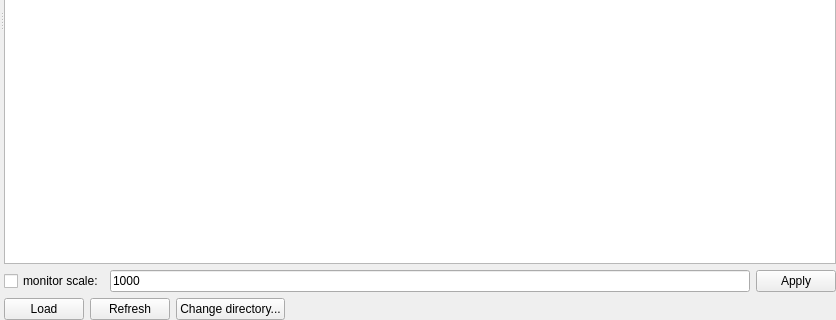
Before: the Qt Designer form ufit/gui/ui/browse.ui in McStasMcXtrace/ufit, drawn with Qt 5; both pictures show x 0 to 836 and y 280 to 600 of the 836 by 600 pixel window.
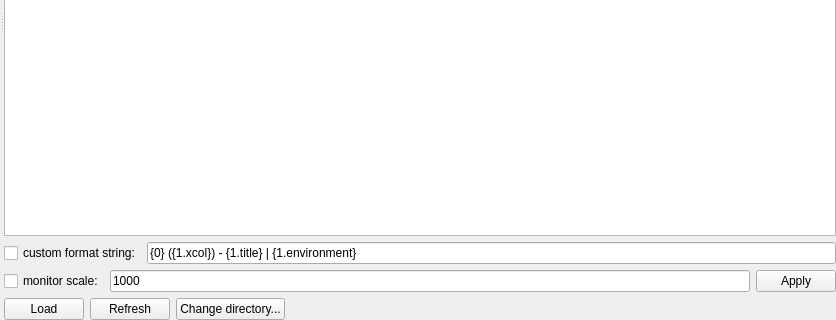
After: the same form once the commit is applied. Icons and pictures are not drawn.

Commit message: Added possibility to change label in the databrowser regarding user preferences.

```diff
--- a/ufit/gui/ui/browse.ui
+++ b/ufit/gui/ui/browse.ui
@@ -48,6 +48,24 @@
           </property>
          </widget>
         </item>
+        <item>
+         <layout class="QHBoxLayout" name="horizontalLayout_4">
+          <item>
+           <widget class="QCheckBox" name="useFmtString">
+            <property name="text">
+             <string>custom format string:</string>
+            </property>
+           </widget>
+          </item>
+          <item>
+           <widget class="QLineEdit" name="fmtStringEdit">
+            <property name="text">
+             <string>{0} ({1.xcol}) - {1.title} | {1.environment}</string>
+            </property>
+           </widget>
+          </item>
+         </layout>
+        </item>
         <item>
          <layout class="QHBoxLayout" name="horizontalLayout_3">
           <item>
```
The commit also changes 1 other file.
